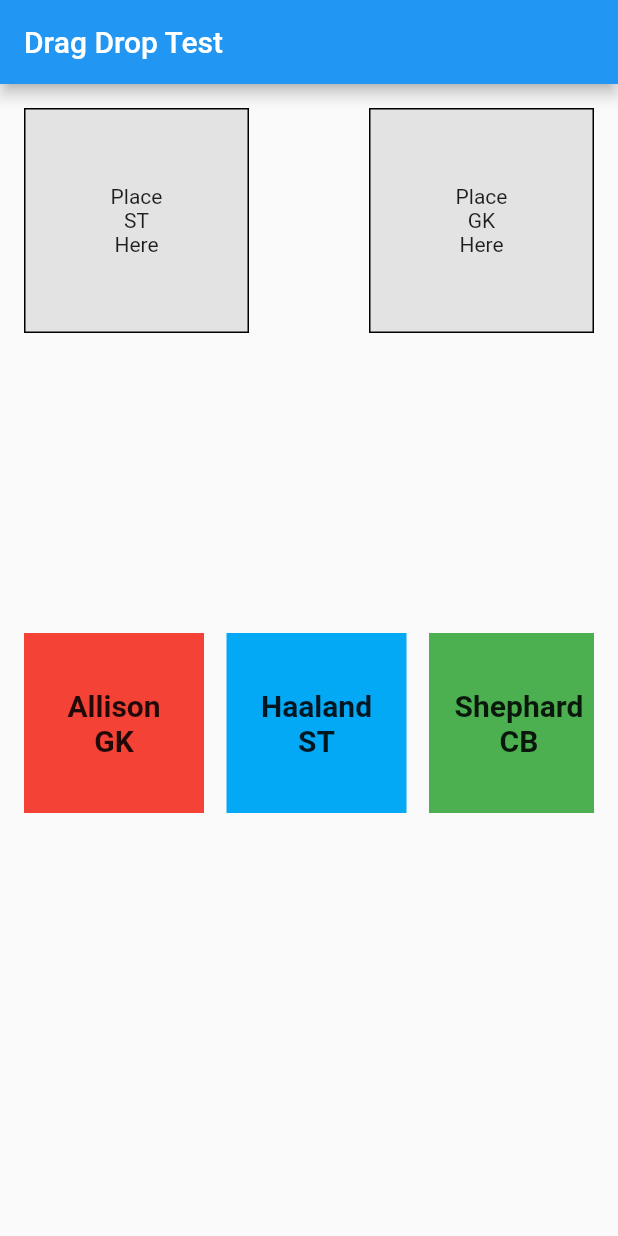
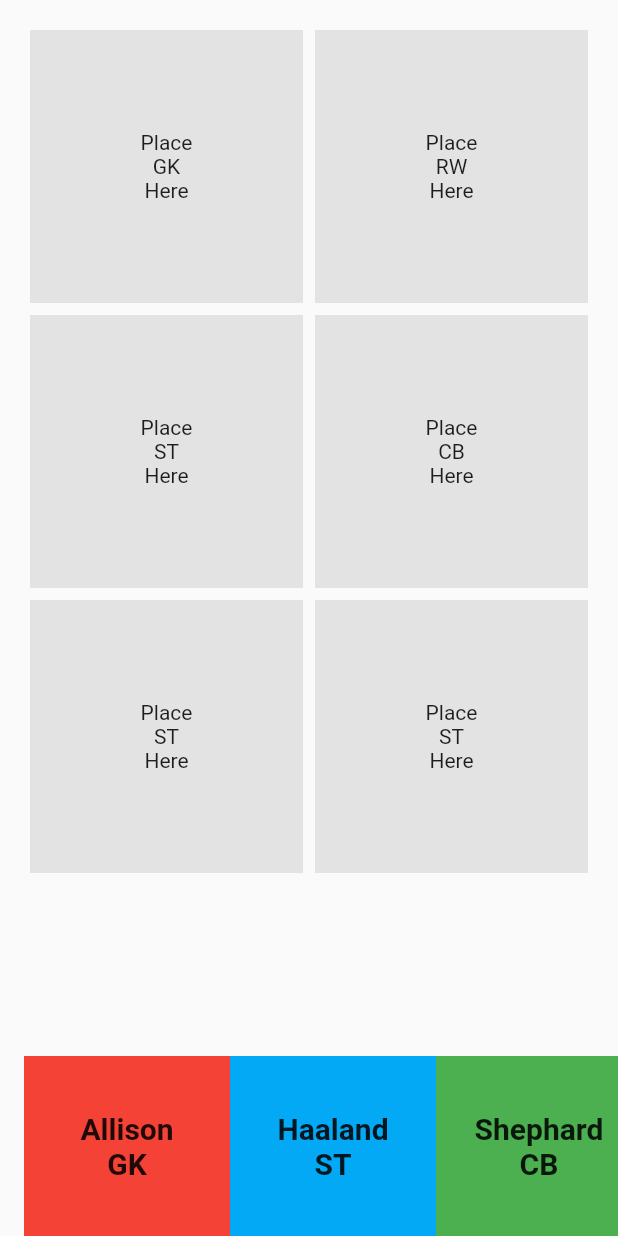
Before and after one commit to andyshephard/prototypes, a Flutter app: the screen it shows after launch, on a phone screen of 412 x 824 dp. Run offline on Flutter 3.47's test engine with Material 2 defaults, Android fonts, the phone set to English and light mode, and no system bars.

Commit message:
WIP return to original offset physics if draggable failure

```diff
--- /dev/null
+++ b/dragdrop/lib/app.dart
@@ -0,0 +1,17 @@
+import 'package:dragdrop/views/home/home_view.dart';
+import 'package:flutter/material.dart';
+
+class App extends StatelessWidget {
+  const App({super.key});
+  @override
+  Widget build(BuildContext context) {
+    return MaterialApp(
+      title: 'Drag Drop Test',
+      theme: ThemeData(
+        brightness: Brightness.light,
+        primarySwatch: Colors.blue,
+      ),
+      home: const HomeView(),
+    );
+  }
+}
--- a/dragdrop/lib/main.dart
+++ b/dragdrop/lib/main.dart
@@ -1,138 +1,6 @@
-import 'package:dragdrop/models/player.dart';
-import 'package:dragdrop/shared/cg_drag_target.dart';
+import 'package:dragdrop/app.dart';
 import 'package:flutter/material.dart';
 
-import 'shared/player_container.dart';
-
 void main() {
-  runApp(const MyApp());
+  runApp(const App());
 }
-
-class MyApp extends StatelessWidget {
-  const MyApp({super.key});
-  @override
-  Widget build(BuildContext context) {
-    return MaterialApp(
-      title: 'Drag Drop Test',
-      theme: ThemeData(
-        primarySwatch: Colors.blue,
-      ),
-      home: const MyHomePage(title: 'Drag Drop Test'),
-    );
-  }
-}
-
-class MyHomePage extends StatefulWidget {
-  const MyHomePage({super.key, required this.title});
-  final String title;
-
-  @override
-  State<MyHomePage> createState() => _MyHomePageState();
-}
-
-class _MyHomePageState extends State<MyHomePage> {
-  static double kTargetContainerSize = 150;
-  static double kPlayerContainerSize = 120;
-  var data = [];
-
-  @override
-  void initState() {
-    data.addAll([
-      const Player(position: 'GK', color: Colors.red, name: 'Allison'),
-      const Player(position: 'ST', color: Colors.lightBlue, name: 'Haaland'),
-      const Player(position: 'CB', color: Colors.green, name: 'Shephard'),
-      const Player(position: 'ST', color: Colors.red, name: 'Ronaldo'),
-      const Player(position: 'RW', color: Colors.lightBlue, name: 'Messi'),
-      const Player(position: 'ST', color: Colors.yellow, name: 'Deeney'),
-    ]);
-    super.initState();
-  }
-
-  @override
-  Widget build(BuildContext context) {
-    return Scaffold(
-      appBar: AppBar(
-        title: Text(widget.title),
-      ),
-      body: Center(
-        child: ListView(
-          padding: const EdgeInsets.all(16),
-          physics: const NeverScrollableScrollPhysics(),
-          children: [
-            Row(
-              children: [
-                CGDragTarget(
-                  size: kTargetContainerSize,
-                  position: "ST",
-                  didClear: (player) => setState(() {
-                    data.add(player);
-                  }),
-                  didPopulate: (player) => setState(() {
-                    data.remove(player);
-                  }),
-                ),
-                const Spacer(),
-                CGDragTarget(
-                  size: kTargetContainerSize,
-                  position: "GK",
-                  didClear: (player) => setState(() {
-                    data.add(player);
-                  }),
-                  didPopulate: (player) => setState(() {
-                    data.remove(player);
-                  }),
-                ),
-              ],
-            ),
-            const SizedBox(height: 200),
-            SizedBox(
-              height: 120,
-              width: MediaQuery.of(context).size.width,
-              child: ListView.separated(
-                separatorBuilder: (context, index) {
-                  return const SizedBox(width: 15);
-                },
-                scrollDirection: Axis.horizontal,
-                shrinkWrap: true,
-                physics: const ScrollPhysics(),
-                itemCount: data.length,
-                itemBuilder: (context, index) {
-                  return Draggable(
-                    affinity: Axis.vertical,
-                    data: data[index],
-                    feedback: Material(
-                      child: PlayerContainer(
-                        size: kPlayerContainerSize,
-                        player: data[index],
-                      ),
-                    ),
-                    childWhenDragging: PlayerContainer(
-                      size: kPlayerContainerSize,
-                      player: data[index],
-                    ),
-                    child: PlayerContainer(
-                      size: kPlayerContainerSize,
-                      player: data[index],
-                    ),
-                    onDragEnd: (details) {
-                      debugPrint('ended: ${details.offset}');
-                    },
-                    onDragCompleted: () {
-                      debugPrint('drag completed');
-                    },
-                    onDragStarted: () {
-                      debugPrint('drag started');
-                    },
-                    onDraggableCanceled: (velocity, offset) {
-                      debugPrint('cancelled');
-                    },
-                  );
-                },
-              ),
-            ),
-          ],
-        ),
-      ),
-    );
-  }
-}
--- a/dragdrop/lib/shared/placeholder_container.dart
+++ /dev/null
@@ -1,32 +0,0 @@
-import 'package:flutter/material.dart';
-
-class PlaceholderContainer extends StatelessWidget {
-  const PlaceholderContainer(
-      {Key? key,
-      required this.height,
-      required this.width,
-      required this.position})
-      : super(key: key);
-
-  final double height;
-  final double width;
-  final String position;
-
-  @override
-  Widget build(BuildContext context) {
-    return Container(
-      height: height,
-      width: width,
-      decoration: BoxDecoration(
-        border: Border.all(width: 1.0),
-        color: Colors.grey.withOpacity(0.25),
-      ),
-      child: Center(
-        child: Text(
-          'Place\n$position\nHere',
-          textAlign: TextAlign.center,
-        ),
-      ),
-    );
-  }
-}
--- a/dragdrop/lib/shared/player_container.dart
+++ /dev/null
@@ -1,32 +0,0 @@
-import 'package:dragdrop/models/player.dart';
-import 'package:flutter/material.dart';
-
-class PlayerContainer extends StatelessWidget {
-  const PlayerContainer({
-    Key? key,
-    required this.size,
-    required this.player,
-  }) : super(key: key);
-
-  final double size;
-  final Player player;
-
-  @override
-  Widget build(BuildContext context) {
-    return Container(
-      height: size,
-      width: size,
-      color: player.color,
-      child: Center(
-        child: Text(
-          '${player.name}\n${player.position}',
-          textAlign: TextAlign.center,
-          style: const TextStyle(
-            fontWeight: FontWeight.w700,
-            fontSize: 20,
-          ),
-        ),
-      ),
-    );
-  }
-}
--- /dev/null
+++ b/dragdrop/lib/views/home/home_view.dart
@@ -0,0 +1,102 @@
+import 'package:dragdrop/models/player.dart';
+import 'package:dragdrop/views/shared/cg_drag_target.dart';
+import 'package:dragdrop/views/shared/cg_draggable.dart';
+import 'package:dragdrop/views/shared/player_container.dart';
+import 'package:flutter/material.dart';
+
+class HomeView extends StatefulWidget {
+  const HomeView({super.key});
+
+  @override
+  State<HomeView> createState() => _HomeViewState();
+}
+
+class _HomeViewState extends State<HomeView> {
+  late double kTargetContainerSize;
+  late double kPlayerContainerSize;
+  var data = [];
+  var containers = ["GK", "RW", "ST", "CB", "ST", "ST"];
+
+  @override
+  void initState() {
+    data.addAll([
+      const Player(position: 'GK', color: Colors.red, name: 'Allison'),
+      const Player(position: 'ST', color: Colors.lightBlue, name: 'Haaland'),
+      const Player(position: 'CB', color: Colors.green, name: 'Shephard'),
+      const Player(position: 'ST', color: Colors.red, name: 'Ronaldo'),
+      const Player(position: 'RW', color: Colors.lightBlue, name: 'Messi'),
+      const Player(position: 'ST', color: Colors.yellow, name: 'Deeney'),
+    ]);
+    super.initState();
+  }
+
+  @override
+  Widget build(BuildContext context) {
+    kTargetContainerSize = MediaQuery.of(context).size.width / 3;
+    kPlayerContainerSize = MediaQuery.of(context).size.width / 3;
+
+    return Scaffold(
+      body: SafeArea(
+        child: Stack(
+          children: [
+            Padding(
+              padding: const EdgeInsets.fromLTRB(16, 16, 16, 0),
+              child: GridView.builder(
+                itemCount: containers.length,
+                gridDelegate: const SliverGridDelegateWithFixedCrossAxisCount(
+                    crossAxisCount: 2),
+                itemBuilder: (context, index) {
+                  return Padding(
+                    padding: const EdgeInsets.all(4),
+                    child: CGDragTarget(
+                      size: kTargetContainerSize,
+                      position: containers[index],
+                      didClear: (player) => setState(() {
+                        data.add(player);
+                      }),
+                      didPopulate: (player) => setState(() {
+                        data.remove(player);
+                      }),
+                    ),
+                  );
+                },
+              ),
+            ),
+            Align(
+              alignment: Alignment.bottomLeft,
+              child: SizedBox(
+                height: 120,
+                width: MediaQuery.of(context).size.width,
+                child: ListView.builder(
+                  padding: const EdgeInsets.symmetric(horizontal: 16),
+                  scrollDirection: Axis.horizontal,
+                  shrinkWrap: true,
+                  physics: const ScrollPhysics(),
+                  itemCount: data.length,
+                  itemBuilder: (context, index) {
+                    return CGDraggable(
+                      key: UniqueKey(),
+                      affinity: Axis.vertical,
+                      data: data[index],
+                      feedback: Material(
+                        child: PlayerContainer(
+                          size: kPlayerContainerSize,
+                          player: data[index],
+                        ),
+                      ),
+                      childWhenDragging: Container(),
+                      child: PlayerContainer(
+                        size: kPlayerContainerSize,
+                        player: data[index],
+                      ),
+                    );
+                  },
+                ),
+              ),
+            ),
+          ],
+        ),
+      ),
+    );
+  }
+}
--- /dev/null
+++ b/dragdrop/lib/views/shared/cg_draggable.dart
@@ -0,0 +1,97 @@
+import 'package:flutter/material.dart';
+import 'package:flutter/physics.dart';
+
+class CGDraggable extends StatefulWidget {
+  CGDraggable({
+    super.key,
+    required this.child,
+    required this.feedback,
+    required this.childWhenDragging,
+    this.affinity,
+    this.data,
+  });
+
+  final Widget child;
+  final Widget childWhenDragging;
+  final Widget feedback;
+
+  dynamic affinity;
+  Object? data;
+
+  @override
+  State<CGDraggable> createState() => _CGDraggableState();
+}
+
+class _CGDraggableState extends State<CGDraggable>
+    with SingleTickerProviderStateMixin {
+  late AnimationController _controller;
+  late Animation<Alignment> _animation;
+
+  Alignment _dragAlignment = Alignment.center;
+
+  void _runAnimation(Offset pixelsPerSecond, Size size) {
+    _animation = _controller.drive(
+      AlignmentTween(
+        begin: _dragAlignment,
+        end: Alignment.center,
+      ),
+    );
+
+    final unitsPerSecondX = pixelsPerSecond.dx / size.width;
+    final unitsPerSecondY = pixelsPerSecond.dy / size.height;
+    final unitsPerSecond = Offset(unitsPerSecondX, unitsPerSecondY);
+    final unitVelocity = unitsPerSecond.distance;
+
+    const spring = SpringDescription(
+      mass: 30,
+      stiffness: 1,
+      damping: 1,
+    );
+
+    final simulation = SpringSimulation(spring, 0, 1, -unitVelocity);
+    _controller.animateWith(simulation);
+  }
+
+  @override
+  void initState() {
+    _controller = AnimationController(vsync: this);
+    _controller.addListener(() {
+      setState(() {
+        _dragAlignment = _animation.value;
+      });
+    });
+    super.initState();
+  }
+
+  @override
+  void dispose() {
+    _controller.dispose();
+    super.dispose();
+  }
+
+  @override
+  Widget build(BuildContext context) {
+    final size = MediaQuery.of(context).size;
+    return Align(
+      alignment: _dragAlignment,
+      child: Draggable(
+        onDragUpdate: (details) {
+          setState(() {
+            _dragAlignment += Alignment(details.delta.dx / (size.width / 2),
+                details.delta.dy / (size.height / 2));
+          });
+        },
+        onDragEnd: (details) {
+          if (details.wasAccepted == false) {
+            _runAnimation(details.velocity.pixelsPerSecond, size);
+          }
+        },
+        affinity: widget.affinity,
+        data: widget.data,
+        childWhenDragging: widget.childWhenDragging,
+        feedback: widget.feedback,
+        child: widget.child,
+      ),
+    );
+  }
+}
--- /dev/null
+++ b/dragdrop/lib/views/shared/placeholder_container.dart
@@ -0,0 +1,47 @@
+import 'package:dragdrop/views/shared/cg_drag_target.dart';
+import 'package:flutter/material.dart';
+
+class PlaceholderContainer extends StatelessWidget {
+  const PlaceholderContainer({
+    Key? key,
+    required this.height,
+    required this.width,
+    required this.position,
+    required this.mode,
+  }) : super(key: key);
+
+  final double height;
+  final double width;
+  final String position;
+  final CGDragTargetMode mode;
+
+  @override
+  Widget build(BuildContext context) {
+    Color borderColor;
+    switch (mode) {
+      case CGDragTargetMode.none:
+        borderColor = Colors.transparent;
+        break;
+      case CGDragTargetMode.accept:
+        borderColor = Colors.lime;
+        break;
+      case CGDragTargetMode.reject:
+        borderColor = Colors.redAccent;
+        break;
+    }
+    return Container(
+      height: height,
+      width: width,
+      decoration: BoxDecoration(
+        border: Border.all(width: 5.0, color: borderColor),
+        color: Colors.grey.withOpacity(0.25),
+      ),
+      child: Center(
+        child: Text(
+          'Place\n$position\nHere',
+          textAlign: TextAlign.center,
+        ),
+      ),
+    );
+  }
+}
--- /dev/null
+++ b/dragdrop/lib/views/shared/player_container.dart
@@ -0,0 +1,54 @@
+import 'package:dragdrop/models/player.dart';
+import 'package:flutter/material.dart';
+
+class PlayerContainer extends StatelessWidget {
+  PlayerContainer({
+    Key? key,
+    required this.size,
+    required this.player,
+    this.active = false,
+    this.onEmpty,
+  }) : super(key: key);
+
+  final double size;
+  final Player player;
+  final bool active;
+  VoidCallback? onEmpty;
+
+  @override
+  Widget build(BuildContext context) {
+    return Stack(
+      children: [
+        Container(
+          height: size,
+          width: size,
+          color: player.color,
+          child: Center(
+            child: Text(
+              '${player.name}\n${player.position}',
+              textAlign: TextAlign.center,
+              style: const TextStyle(
+                fontWeight: FontWeight.w700,
+                fontSize: 20,
+              ),
+            ),
+          ),
+        ),
+        if (active)
+          Positioned.fill(
+            child: Align(
+              alignment: Alignment.topRight,
+              child: TextButton(
+                onPressed: () => onEmpty!(),
+                child: const Icon(
+                  Icons.close,
+                  color: Colors.white,
+                  size: 32,
+                ),
+              ),
+            ),
+          ),
+      ],
+    );
+  }
+}
```
Also changed, not shown: dragdrop/lib/shared/cg_draggable.dart (deleted, +0 -62 lines), dragdrop/lib/views/shared/cg_drag_target.dart (renamed from dragdrop/lib/shared/cg_drag_target.dart, +39 -3 lines).
